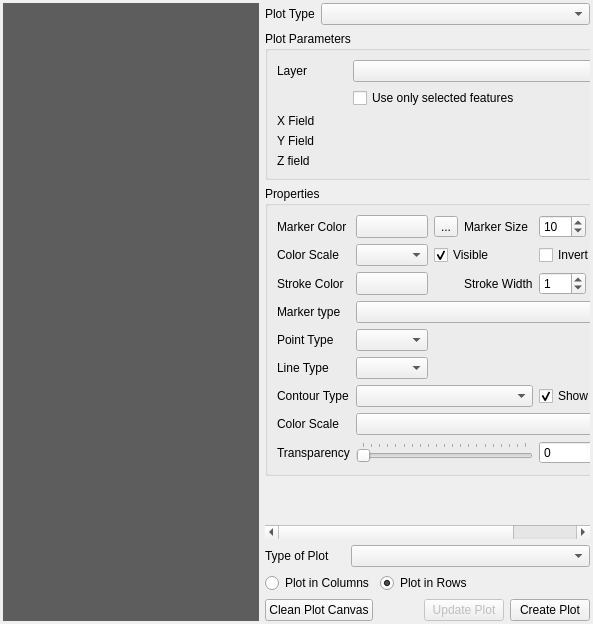
Above: DataPlotly/ui/dataplotly_dockwidget_base.ui from ghtmtt/DataPlotly before the change. Below: the same form after it.
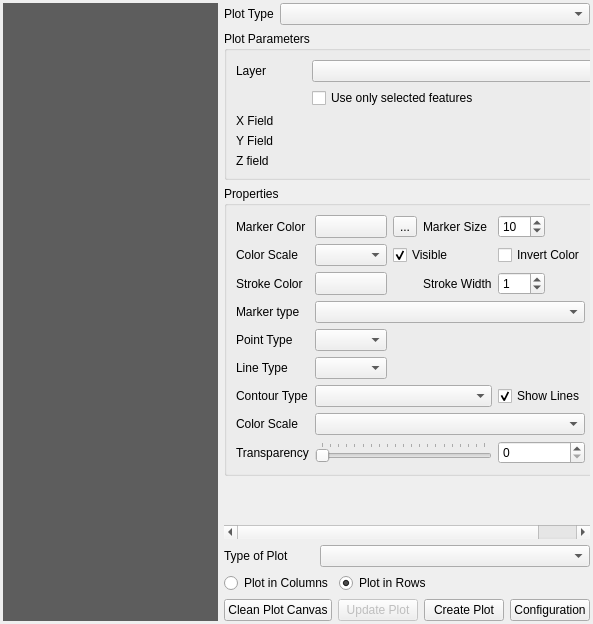
That is the form after the change. Custom widgets are drawn as their Qt base class.

Commit message: Add Configuration button, with menu with options to save and restore plot configuration to an XML file

```diff
--- a/DataPlotly/ui/dataplotly_dockwidget_base.ui
+++ b/DataPlotly/ui/dataplotly_dockwidget_base.ui
@@ -991,6 +991,13 @@
                </property>
               </widget>
              </item>
+             <item>
+              <widget class="QPushButton" name="configuration_btn">
+               <property name="text">
+                <string>Configuration</string>
+               </property>
+              </widget>
+             </item>
             </layout>
            </item>
           </layout>
```
The commit also changes 1 other file.
